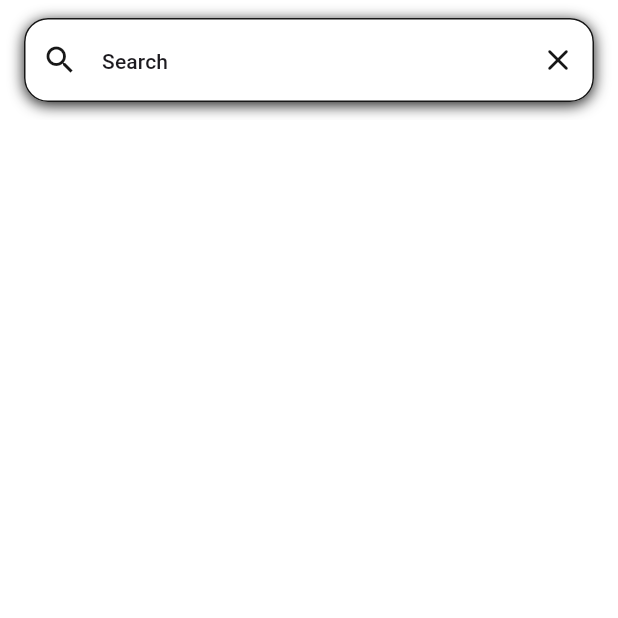
After one commit to AbobakrAhmedSedek/news, a Flutter app: the SearchScreen screen opened by its route, on a phone screen of 412 x 824 dp, the top half of it. The commit adds this screen. Run offline on Flutter 3.47's test engine with Material 3 defaults, Android fonts, the phone set to English and light mode, and no system bars; our stand-ins replace cached_network_image, google_fonts, shared_preferences, timeago; accounts and stored records are empty.

Commit message:
created search screen

```diff
--- a/lib/app/app_providers.dart
+++ b/lib/app/app_providers.dart
@@ -1,4 +1,5 @@
 import 'package:flutter/material.dart';
+import 'package:news_app/provider/search_provider.dart';
 import 'package:news_app/provider/theme_provider.dart';
 import 'package:provider/provider.dart';
 
@@ -12,6 +13,7 @@ class AppProviders extends StatelessWidget {
     return MultiProvider(
       providers: [
         ChangeNotifierProvider(create: (_) => ThemeProvider()),
+        ChangeNotifierProvider(create: (_) => SearchProvider()),
       ],
       child: child,
     );
--- a/lib/app/my_app.dart
+++ b/lib/app/my_app.dart
@@ -1,25 +1,26 @@
 import 'package:flutter/material.dart';
-import 'package:news_app/provider/theme_provider.dart';
+// import 'package:news_app/provider/theme_provider.dart';
 import 'package:news_app/ui/home/home_screen.dart';
+import 'package:news_app/ui/home/search/search_screen.dart';
 import 'package:news_app/utils/app_them.dart';
-import 'package:provider/provider.dart';
+// import 'package:provider/provider.dart';
 
 class MyApp extends StatelessWidget {
   const MyApp({super.key});
 
   @override
   Widget build(BuildContext context) {
-    final themeProvider =  Provider.of<ThemeProvider>(context);
+    // final themeProvider = Provider.of<ThemeProvider>(context);
     return MaterialApp(
-
       debugShowCheckedModeBanner: false,
       initialRoute: "/",
       routes: {
-        "/": (_) =>  HomeScreen(),
+        "/": (_) => HomeScreen(),
+        "/search_screen": (_) => SearchScreen(),
       },
       theme: AppTheme.lightTheme,
       darkTheme: AppTheme.darkTheme,
-      themeMode:ThemeMode.system ,
+      themeMode: ThemeMode.system,
     );
   }
 }
--- /dev/null
+++ b/lib/provider/search_provider.dart
@@ -0,0 +1,42 @@
+
+import 'package:flutter/material.dart';
+import 'package:http/http.dart';
+import 'package:news_app/model/news_response.dart';
+import 'package:news_app/ui/home/search/searched_articles_data_sourse.dart';
+
+class SearchProvider extends ChangeNotifier {
+  final TextEditingController searchController = TextEditingController();
+  final SearchedArticlesDataSourse searchedArticlesDataSourse =
+      SearchedArticlesDataSourse();
+
+  List<Articles> searchedArticles = [];
+  bool isLoading = false;
+  String? errorMessage = '';
+
+  Future<void> getSearchedArticles() async {
+    searchedArticles = [];
+    isLoading = true;
+    errorMessage = null;
+    notifyListeners();
+
+    try {
+      searchedArticles = await (SearchedArticlesDataSourse.getSearchedSourses(
+              searchQuery: searchController.text)) ??
+          [];
+      isLoading = false;
+      notifyListeners();
+    } on ClientException catch (error) {
+      errorMessage =
+          "some thing went wrong with the server try again later ${error.message}";
+    } catch (error) {
+      if (error is TypeError) {
+        errorMessage = "error formating the recived data ";
+      } else {
+        print(' xx -> ${error.runtimeType} ');
+        errorMessage = error is String ? error : "some thing went wrong ";
+      }
+    }
+    isLoading = false;
+    notifyListeners();
+  }
+}
--- a/lib/ui/home/news/news_item.dart
+++ b/lib/ui/home/news/news_item.dart
@@ -38,7 +38,7 @@ class NewsItem extends StatelessWidget {
                   placeholder: (context, url) => CircularProgressIndicator(
                     color: Theme.of(context).indicatorColor,
                   ),
-                  errorWidget: (context, url, error) => Icon(Icons.error),
+                  errorWidget: (context, url, error) => const Icon(Icons.error),
                 ),
               ),
               Padding(
--- /dev/null
+++ b/lib/ui/home/search/search_screen.dart
@@ -0,0 +1,71 @@
+import 'package:flutter/material.dart';
+import 'package:news_app/provider/search_provider.dart';
+import 'package:news_app/ui/home/news/news_item.dart';
+import 'package:news_app/ui/home/widget/custom_search_bar.dart';
+import 'package:provider/provider.dart';
+
+class SearchScreen extends StatelessWidget {
+  static const routeName = '/search_screen';
+  const SearchScreen({super.key});
+
+  @override
+  Widget build(BuildContext context) {
+    return Scaffold(
+      body: CustomScrollView(slivers: [
+        SliverAppBar(
+          forceMaterialTransparency: true,
+          toolbarHeight: 80,
+          automaticallyImplyLeading: false,
+          pinned: true,
+          title: Container(
+              decoration: BoxDecoration(
+                color: Theme.of(context).primaryColor,
+                borderRadius: BorderRadius.circular(16),
+                boxShadow: [
+                  BoxShadow(
+                    color: Theme.of(context).indicatorColor,
+                    blurRadius: 8,
+                    offset: const Offset(0, 2),
+                  ),
+                ],
+              ),
+              child: CustomSearchBar()),
+          centerTitle: true,
+        ),
+        Consumer<SearchProvider>(builder: (context, searchProvider, child) {
+          if (searchProvider.isLoading) {
+            return const SliverFillRemaining(
+              child: Center(
+                child: CircularProgressIndicator(),
+              ),
+            );
+          }
+          if (searchProvider.errorMessage != null) {
+            return SliverFillRemaining(
+              child: Center(
+                child: Text(searchProvider.errorMessage!),
+              ),
+            );
+          }
+          if (searchProvider.searchedArticles.isEmpty) {
+            return const SliverFillRemaining(
+              child: Center(
+                child: Text("No results found"),
+              ),
+            );
+          }
+
+          return SliverList.separated(
+            itemCount: searchProvider.searchedArticles.length,
+            separatorBuilder: (context, index) => const SizedBox(
+              height: 16,
+            ),
+            itemBuilder: (context, index) {
+              return NewsItem(articles: searchProvider.searchedArticles[index]);
+            },
+          );
+        })
+      ]),
+    );
+  }
+}
--- /dev/null
+++ b/lib/ui/home/widget/custom_search_bar.dart
@@ -0,0 +1,59 @@
+import 'package:flutter/material.dart';
+import 'package:news_app/provider/search_provider.dart';
+import 'package:provider/provider.dart';
+
+class CustomSearchBar extends StatelessWidget {
+  const CustomSearchBar({super.key});
+
+  @override
+  Widget build(BuildContext context) {
+    return TextField(
+        controller: context.read<SearchProvider>().searchController,
+        cursorColor: Theme.of(context).indicatorColor,
+        cursorRadius: Radius.circular(16.0),
+        keyboardType: TextInputType.text,
+        textInputAction: TextInputAction.search,
+        onSubmitted: (value) {
+          context.read<SearchProvider>().getSearchedArticles();
+          // Navigator.pop(context);
+
+          },
+        decoration: InputDecoration(
+          border: OutlineInputBorder(
+            borderRadius: BorderRadius.all(Radius.circular(16.0)),
+            borderSide: BorderSide(
+              color: Theme.of(context).indicatorColor,
+            ),
+          ),
+          focusedBorder: OutlineInputBorder(
+
+            borderRadius: BorderRadius.all(Radius.circular(16.0)),
+            borderSide: BorderSide(
+              color: Theme.of(context).indicatorColor,
+            ),
+          ),
+          enabledBorder: OutlineInputBorder(
+            borderRadius: BorderRadius.all(Radius.circular(16.0)),
+            borderSide: BorderSide(
+              color: Theme.of(context).indicatorColor,
+            ),
+          ),
+          prefixIcon: Icon(
+            Icons.search,
+            color: Theme.of(context).indicatorColor,
+          ),
+          suffixIcon: IconButton(
+            onPressed: () {
+              Navigator.pop(context);
+            },
+            icon: Icon(
+              Icons.clear_rounded,
+              color: Theme.of(context).indicatorColor,
+            ),
+            color: Theme.of(context).indicatorColor,
+          ),
+          hintText: 'Search',
+          hintStyle: Theme.of(context).textTheme.titleSmall,
+        ));
+  }
+}
```
Also changed, not shown: lib/ui/home/home_screen.dart (+11 -8 lines), lib/ui/home/search/searched_articles_data_sourse.dart (added, +23 -0 lines), lib/ui/home/widget/model_bottom_sheet_body_widget.dart (line endings or trailing spaces).
